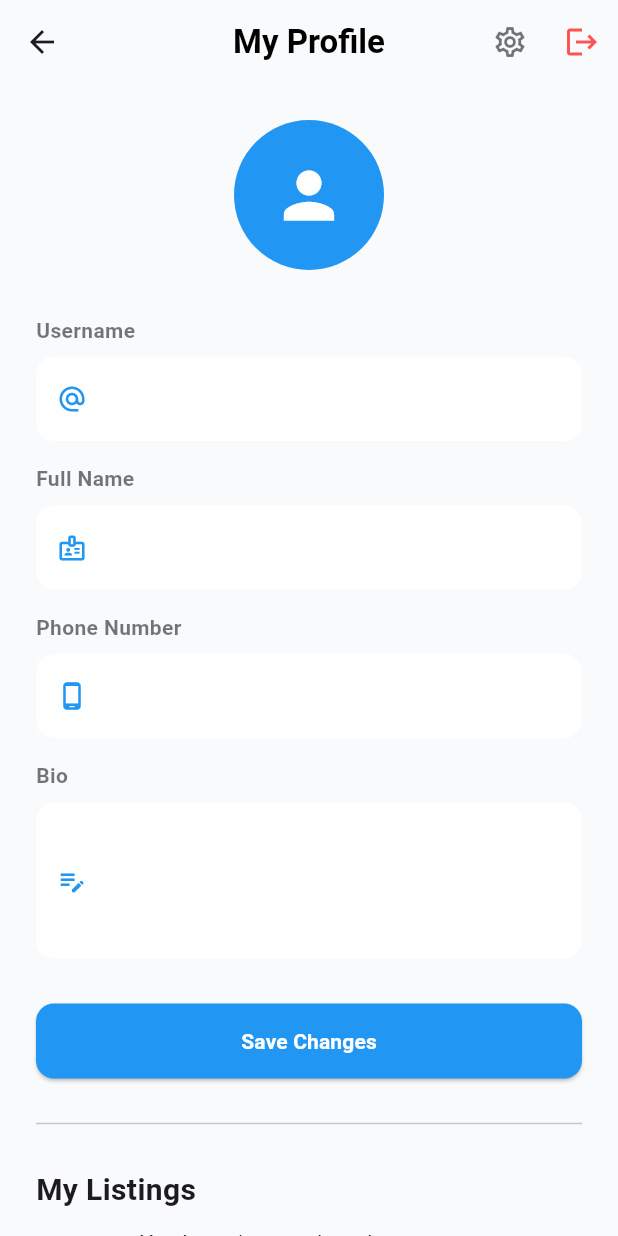
After one commit to yaassinrahmanfarhan/House_renting, a Flutter app: the screen it shows once a user with an empty profile is signed in, after a tap on the "person" icon, on a phone screen of 412 x 824 dp. The commit adds this screen. Run offline on Flutter 3.47's test engine with Material 3 defaults, Android fonts, the phone set to English and light mode, and no system bars; our stand-ins replace image_picker, supabase_flutter; accounts and stored records are empty; network calls fail.

Commit message:
adding profile page

```diff
--- a/lib/screens/home_screen.dart
+++ b/lib/screens/home_screen.dart
@@ -1,6 +1,7 @@
 import 'package:flutter/material.dart';
 import 'package:supabase_flutter/supabase_flutter.dart';
-import 'post_house_screen.dart';
+import 'post_house_screen.dart'; // Ensure this filename matches yours (e.g., add_property_screen.dart)
+import 'profile_screen.dart';
 
 class HomeScreen extends StatefulWidget {
   const HomeScreen({super.key});
@@ -13,21 +14,27 @@ class _HomeScreenState extends State<HomeScreen> {
   int _selectedIndex = 0;
   final supabase = Supabase.instance.client;
 
-  // This is the "READ" operation of CRUD
-  // We use a Stream so the UI updates automatically when a house is added!
-  final Stream<List<Map<String, dynamic>>> _housesStream = Supabase
-      .instance
-      .client
+  // Real-time stream for houses
+  final Stream<List<Map<String, dynamic>>> _housesStream = Supabase.instance.client
       .from('houses')
       .stream(primaryKey: ['id'])
       .order('created_at');
-
 
   @override
   Widget build(BuildContext context) {
     return Scaffold(
       backgroundColor: const Color(0xFFE8F1F5),
-      body: SafeArea(
+      // The body changes based on the index. If index is 0, show Home feed.
+      body: _selectedIndex == 0
+          ? _buildHomeBody()
+          : const Center(child: Text("Search Screen Coming Soon")),
+      bottomNavigationBar: _buildBottomNav(),
+    );
+  }
+
+  // Separated the Home Content for better organization
+  Widget _buildHomeBody() {
+    return SafeArea(
       child: SingleChildScrollView(
         child: Column(
           crossAxisAlignment: CrossAxisAlignment.start,
@@ -42,26 +49,27 @@ class _HomeScreenState extends State<HomeScreen> {
               ),
             ),
             const SizedBox(height: 16),
-
-              // 🔄 THE REAL-TIME LIST (REPLACES STATIC LIST)
             StreamBuilder<List<Map<String, dynamic>>>(
               stream: _housesStream,
               builder: (context, snapshot) {
-                  if (snapshot.hasError)
-                    return Text('Error: ${snapshot.error}');
-                  if (!snapshot.hasData)
-                    return const Center(child: CircularProgressIndicator());
+                if (snapshot.hasError) return Padding(
+                  padding: const EdgeInsets.all(24.0),
+                  child: Text('Error: ${snapshot.error}'),
+                );
+                if (!snapshot.hasData) return const Center(child: CircularProgressIndicator());
 
                 final houses = snapshot.data!;
-
                 if (houses.isEmpty) {
                   return const Center(
+                    child: Padding(
+                      padding: EdgeInsets.only(top: 40),
                       child: Text("No houses available yet."),
+                    ),
                   );
                 }
 
                 return ListView.builder(
-                    shrinkWrap: true, // Needed inside SingleChildScrollView
+                  shrinkWrap: true,
                   physics: const NeverScrollableScrollPhysics(),
                   padding: const EdgeInsets.symmetric(horizontal: 24),
                   itemCount: houses.length,
@@ -75,15 +83,10 @@ class _HomeScreenState extends State<HomeScreen> {
           ],
         ),
       ),
-      ),
-      bottomNavigationBar: _buildBottomNav(),
     );
   }
 
-  // --- UI HELPER WIDGETS ---
-
   Widget _buildHeader() {
-    // We get the current user's email to show on top
     final userEmail = supabase.auth.currentUser?.email ?? "User";
     return Padding(
       padding: const EdgeInsets.all(24.0),
@@ -93,20 +96,25 @@ class _HomeScreenState extends State<HomeScreen> {
           Column(
             crossAxisAlignment: CrossAxisAlignment.start,
             children: [
-              const Text(
-                'Welcome,',
-                style: TextStyle(color: Colors.grey, fontSize: 16),
-              ),
+              const Text('Welcome,', style: TextStyle(color: Colors.grey, fontSize: 16)),
               Text(
-                userEmail.split('@')[0], // Shows just the name part of email
-                style: const TextStyle(
-                  fontSize: 24,
-                  fontWeight: FontWeight.bold,
-                ),
+                userEmail.split('@')[0],
+                style: const TextStyle(fontSize: 24, fontWeight: FontWeight.bold),
               ),
             ],
           ),
-          const CircleAvatar(radius: 25, backgroundColor: Colors.blue),
+          // Clicking the Avatar also goes to Profile
+          GestureDetector(
+            onTap: () => Navigator.push(
+              context,
+              MaterialPageRoute(builder: (context) => const ProfileScreen()),
+            ),
+            child: const CircleAvatar(
+              radius: 25,
+              backgroundColor: Colors.blue,
+              child: Icon(Icons.person, color: Colors.white),
+            ),
+          ),
         ],
       ),
     );
@@ -136,51 +144,28 @@ class _HomeScreenState extends State<HomeScreen> {
       decoration: BoxDecoration(
         color: Colors.white,
         borderRadius: BorderRadius.circular(20),
-        boxShadow: [
-          BoxShadow(color: Colors.black.withOpacity(0.05), blurRadius: 10),
-        ],
+        boxShadow: [BoxShadow(color: Colors.black.withOpacity(0.05), blurRadius: 10)],
       ),
       child: Column(
         children: [
           ClipRRect(
             borderRadius: const BorderRadius.vertical(top: Radius.circular(20)),
             child: Image.network(
-              // Use image_url from your database or a placeholder if null
               house['image_url'] ?? 'https://via.placeholder.com/400x200',
               height: 200,
               width: double.infinity,
               fit: BoxFit.cover,
-              // 🛑 CRITICAL: Handle image errors so app doesn't crash on bad URLs
               errorBuilder: (context, error, stackTrace) => Container(
-                height: 200,
-                color: Colors.grey[300],
-                child: const Icon(Icons.broken_image, size: 50),
+                height: 200, color: Colors.grey[300], child: const Icon(Icons.broken_image, size: 50),
               ),
             ),
           ),
           ListTile(
-            title: Text(
-              house['title'],
-              style: const TextStyle(fontWeight: FontWeight.bold),
-            ),
-            subtitle: Text(house['location_area']), // Matches your SQL
-            trailing: Column(
-              mainAxisAlignment: MainAxisAlignment.center,
-              crossAxisAlignment: CrossAxisAlignment.end,
-              children: [
-                Text(
-                  '\$${house['price_per_month']}', // Matches your SQL
-                  style: const TextStyle(
-                    color: Colors.blue,
-                    fontWeight: FontWeight.bold,
-                    fontSize: 18,
-                  ),
-                ),
-                const Text(
-                  'month',
-                  style: TextStyle(fontSize: 10, color: Colors.grey),
-                ),
-              ],
+            title: Text(house['title'], style: const TextStyle(fontWeight: FontWeight.bold)),
+            subtitle: Text(house['location_area']),
+            trailing: Text(
+              '\$${house['price_per_month']}',
+              style: const TextStyle(color: Colors.blue, fontWeight: FontWeight.bold, fontSize: 18),
             ),
           ),
         ],
@@ -193,13 +178,19 @@ class _HomeScreenState extends State<HomeScreen> {
       currentIndex: _selectedIndex,
       onTap: (index) {
         if (index == 2) {
-          // 🚀 This is the magic part: navigate to the Add Property screen
+          // POST button: Opens the screen as a temporary page
           Navigator.push(
             context,
             MaterialPageRoute(builder: (context) => const AddPropertyScreen()),
           );
+        } else if (index == 3) {
+          // PROFILE button: Opens the screen as a temporary page
+          Navigator.push(
+            context,
+            MaterialPageRoute(builder: (context) => const ProfileScreen()),
+          );
         } else {
-          // Otherwise, just change the highlighted icon
+          // Change tabs for Home and Search
           setState(() => _selectedIndex = index);
         }
       },
--- /dev/null
+++ b/lib/screens/profile_screen.dart
@@ -0,0 +1,258 @@
+import 'package:flutter/material.dart';
+import 'package:supabase_flutter/supabase_flutter.dart';
+
+class ProfileScreen extends StatefulWidget {
+  const ProfileScreen({super.key});
+
+  @override
+  State<ProfileScreen> createState() => _ProfileScreenState();
+}
+
+class _ProfileScreenState extends State<ProfileScreen> {
+  final supabase = Supabase.instance.client;
+  bool _isSaving = false;
+
+  final TextEditingController _usernameController = TextEditingController();
+  final TextEditingController _phoneController = TextEditingController();
+  final TextEditingController _fullNameController = TextEditingController();
+  final TextEditingController _bioController = TextEditingController();
+
+  // 1. Fetch & Auto-Create Profile
+  Future<Map<String, dynamic>> _getProfileData() async {
+    final user = supabase.auth.currentUser;
+    if (user == null) throw Exception("No user logged in");
+
+    final response = await supabase
+        .from('profiles')
+        .select()
+        .eq('id', user.id)
+        .maybeSingle();
+
+    if (response == null) {
+      final newProfile = {
+        'id': user.id,
+        'username': user.email!.split('@')[0],
+        'full_name': '',
+        'phone_number': '',
+        'bio': '',
+      };
+      await supabase.from('profiles').insert(newProfile);
+      _usernameController.text = newProfile['username'] as String;
+      return newProfile;
+    }
+
+    _usernameController.text = response['username'] ?? '';
+    _fullNameController.text = response['full_name'] ?? '';
+    _phoneController.text = response['phone_number'] ?? '';
+    _bioController.text = response['bio'] ?? '';
+
+    return response;
+  }
+
+  // 2. Update Profile Logic
+  Future<void> _updateProfile() async {
+    setState(() => _isSaving = true);
+    try {
+      final user = supabase.auth.currentUser;
+      await supabase.from('profiles').update({
+        'username': _usernameController.text.trim(),
+        'full_name': _fullNameController.text.trim(),
+        'phone_number': _phoneController.text.trim(),
+        'bio': _bioController.text.trim(),
+        'updated_at': DateTime.now().toIso8601String(),
+      }).eq('id', user!.id);
+
+      if (mounted) {
+        ScaffoldMessenger.of(context).showSnackBar(
+          const SnackBar(content: Text("Profile Updated!"), backgroundColor: Colors.green),
+        );
+      }
+    } catch (e) {
+      if (mounted) {
+        ScaffoldMessenger.of(context).showSnackBar(
+          SnackBar(content: Text("Error: $e"), backgroundColor: Colors.red),
+        );
+      }
+    } finally {
+      if (mounted) setState(() => _isSaving = false);
+    }
+  }
+
+  // 3. Navigation & Auth Handlers
+  Future<void> _handleSignOut() async {
+    await supabase.auth.signOut();
+    if (mounted) {
+      Navigator.of(context).pushNamedAndRemoveUntil('/', (route) => false);
+    }
+  }
+
+  void _openSettings() {
+    // Placeholder for future implementation
+    ScaffoldMessenger.of(context).showSnackBar(
+      const SnackBar(content: Text("Settings coming soon!")),
+    );
+  }
+
+  Future<void> _deleteHouse(int houseId) async {
+    final confirm = await showDialog<bool>(
+      context: context,
+      builder: (context) => AlertDialog(
+        title: const Text("Delete Listing?"),
+        content: const Text("Are you sure you want to remove this property?"),
+        actions: [
+          TextButton(onPressed: () => Navigator.pop(context, false), child: const Text("Cancel")),
+          TextButton(onPressed: () => Navigator.pop(context, true), child: const Text("Delete", style: TextStyle(color: Colors.red))),
+        ],
+      ),
+    );
+
+    if (confirm == true) {
+      try {
+        await supabase.from('houses').delete().eq('id', houseId);
+      } catch (e) {
+        if (mounted) ScaffoldMessenger.of(context).showSnackBar(SnackBar(content: Text("Error deleting: $e")));
+      }
+    }
+  }
+
+  @override
+  Widget build(BuildContext context) {
+    return Scaffold(
+      backgroundColor: const Color(0xFFF8FAFC),
+      appBar: AppBar(
+        title: const Text("My Profile", style: TextStyle(color: Colors.black, fontWeight: FontWeight.bold)),
+        backgroundColor: Colors.transparent,
+        elevation: 0,
+        centerTitle: true,
+        actions: [
+          // Settings Icon (beside logout)
+          IconButton(
+            icon: const Icon(Icons.settings_outlined, color: Colors.black54),
+            onPressed: _openSettings,
+          ),
+          IconButton(
+            icon: const Icon(Icons.logout, color: Colors.redAccent),
+            onPressed: _handleSignOut,
+          ),
+        ],
+      ),
+      body: FutureBuilder<Map<String, dynamic>>(
+        future: _getProfileData(),
+        builder: (context, snapshot) {
+          if (snapshot.connectionState == ConnectionState.waiting) {
+            return const Center(child: CircularProgressIndicator());
+          }
+          if (snapshot.hasError) return Center(child: Text("Error: ${snapshot.error}"));
+
+          return SingleChildScrollView(
+            padding: const EdgeInsets.all(24.0),
+            child: Column(
+              children: [
+                const Center(
+                  child: CircleAvatar(
+                    radius: 50,
+                    backgroundColor: Colors.blue,
+                    child: Icon(Icons.person, size: 50, color: Colors.white),
+                  ),
+                ),
+                const SizedBox(height: 30),
+
+                _buildTextField("Username", _usernameController, Icons.alternate_email),
+                const SizedBox(height: 15),
+                _buildTextField("Full Name", _fullNameController, Icons.badge_outlined),
+                const SizedBox(height: 15),
+                _buildTextField("Phone Number", _phoneController, Icons.phone_android_outlined),
+                const SizedBox(height: 15),
+                _buildTextField("Bio", _bioController, Icons.edit_note_outlined, maxLines: 3),
+
+                const SizedBox(height: 30),
+                SizedBox(
+                  width: double.infinity,
+                  height: 50,
+                  child: ElevatedButton(
+                    onPressed: _isSaving ? null : _updateProfile,
+                    style: ElevatedButton.styleFrom(
+                      backgroundColor: Colors.blue,
+                      shape: RoundedRectangleBorder(borderRadius: BorderRadius.circular(12)),
+                    ),
+                    child: _isSaving
+                        ? const CircularProgressIndicator(color: Colors.white)
+                        : const Text("Save Changes", style: TextStyle(color: Colors.white, fontWeight: FontWeight.bold)),
+                  ),
+                ),
+
+                const Divider(height: 60),
+
+                const Align(
+                  alignment: Alignment.centerLeft,
+                  child: Text("My Listings", style: TextStyle(fontSize: 20, fontWeight: FontWeight.bold)),
+                ),
+                const SizedBox(height: 10),
+
+                StreamBuilder<List<Map<String, dynamic>>>(
+                  stream: supabase
+                      .from('houses')
+                      .stream(primaryKey: ['id'])
+                      .eq('owner_id', supabase.auth.currentUser!.id),
+                  builder: (context, houseSnapshot) {
+                    if (!houseSnapshot.hasData) return const Center(child: CircularProgressIndicator());
+                    final myHouses = houseSnapshot.data!;
+
+                    if (myHouses.isEmpty) return const Text("You haven't posted any houses yet.");
+
+                    return ListView.builder(
+                      shrinkWrap: true,
+                      physics: const NeverScrollableScrollPhysics(),
+                      itemCount: myHouses.length,
+                      itemBuilder: (context, index) {
+                        final house = myHouses[index];
+                        return Card(
+                          margin: const EdgeInsets.only(bottom: 12),
+                          shape: RoundedRectangleBorder(borderRadius: BorderRadius.circular(12)),
+                          child: ListTile(
+                            leading: ClipRRect(
+                              borderRadius: BorderRadius.circular(8),
+                              child: house['image_url'] != null
+                                ? Image.network(house['image_url'], width: 50, height: 50, fit: BoxFit.cover)
+                                : const Icon(Icons.home),
+                            ),
+                            title: Text(house['title'], style: const TextStyle(fontWeight: FontWeight.bold)),
+                            subtitle: Text("\$${house['price_per_month']}/mo"),
+                            trailing: IconButton(
+                              icon: const Icon(Icons.delete_outline, color: Colors.redAccent),
+                              onPressed: () => _deleteHouse(house['id']),
+                            ),
+                          ),
+                        );
+                      },
+                    );
+                  },
+                ),
+              ],
+            ),
+          );
+        },
+      ),
+    );
+  }
+
+  Widget _buildTextField(String label, TextEditingController controller, IconData icon, {int maxLines = 1}) {
+    return Column(
+      crossAxisAlignment: CrossAxisAlignment.start,
+      children: [
+        Text(label, style: const TextStyle(fontWeight: FontWeight.bold, color: Colors.black54)),
+        const SizedBox(height: 8),
+        TextField(
+          controller: controller,
+          maxLines: maxLines,
+          decoration: InputDecoration(
+            prefixIcon: Icon(icon, color: Colors.blue, size: 20),
+            filled: true,
+            fillColor: Colors.white,
+            border: OutlineInputBorder(borderRadius: BorderRadius.circular(12), borderSide: BorderSide.none),
+          ),
+        ),
+      ],
+    );
+  }
+}
```
Lines whose indentation alone changed are shown as unchanged.
